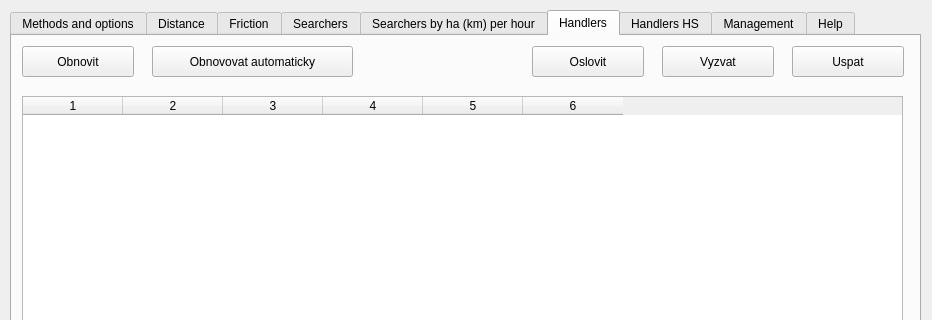
The window that ui/settings.ui (ruz76/qgis_patrac_3) describes before a commit, drawn with Qt 5; both pictures show x 0 to 932 and y 0 to 320 of the 932 by 730 pixel window.
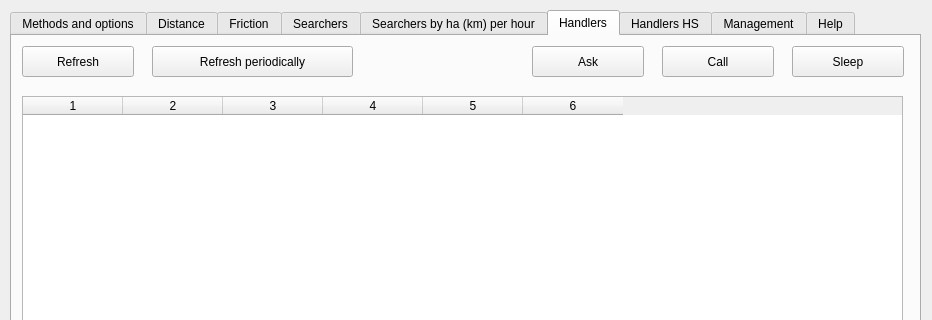
The same window after the commit. The open tabs and pages were chosen to show the change.

```diff
--- a/ui/settings.ui
+++ b/ui/settings.ui
@@ -689,7 +689,7 @@
       </rect>
      </property>
      <property name="text">
-      <string>Obnovit</string>
+      <string>Refresh</string>
      </property>
     </widget>
     <widget class="QGroupBox" name="groupBox">
@@ -725,7 +725,7 @@
       </rect>
      </property>
      <property name="text">
-      <string>Oslovit</string>
+      <string>Ask</string>
      </property>
     </widget>
     <widget class="QPushButton" name="pushButtonPutToSleep">
@@ -738,7 +738,7 @@
       </rect>
      </property>
      <property name="text">
-      <string>Uspat</string>
+      <string>Sleep</string>
      </property>
     </widget>
     <widget class="QPushButton" name="pushButtonJoinSearch">
@@ -751,7 +751,7 @@
       </rect>
      </property>
      <property name="text">
-      <string>Vyzvat</string>
+      <string>Call</string>
      </property>
     </widget>
     <widget class="QPushButton" name="pushButtonGetSystemUsersShedule">
@@ -764,7 +764,7 @@
       </rect>
      </property>
      <property name="text">
-      <string>Obnovovat automaticky</string>
+      <string>Refresh periodically</string>
      </property>
     </widget>
     <widget class="QComboBox" name="comboBoxArea">
```
Left out of the diff: 6 changed lines with no effect on the pictures.
